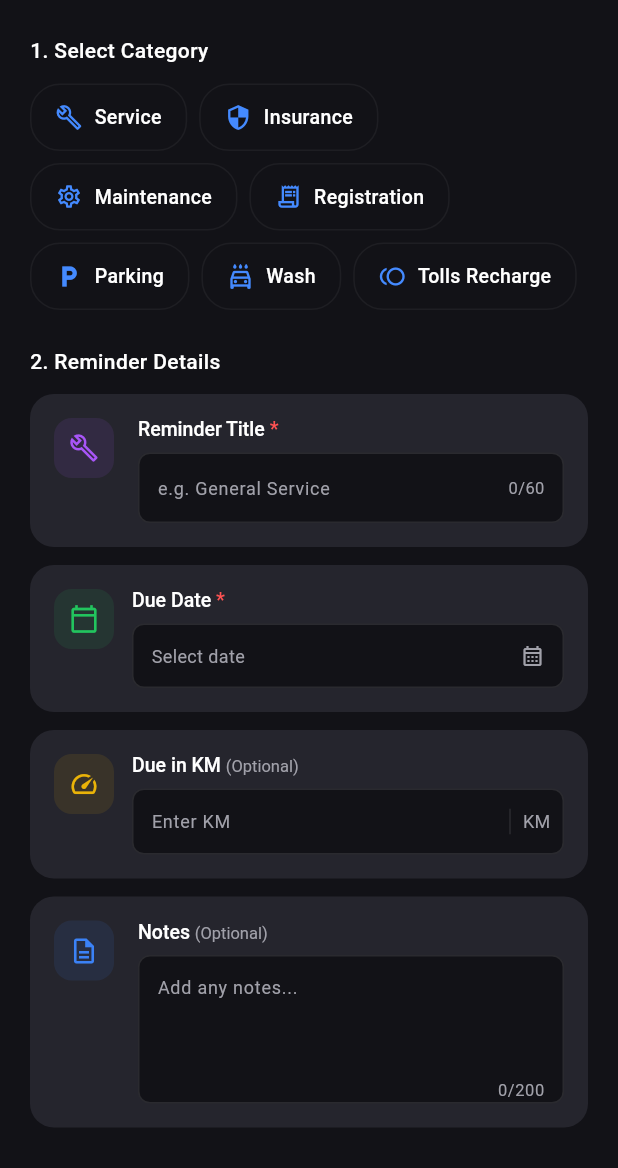
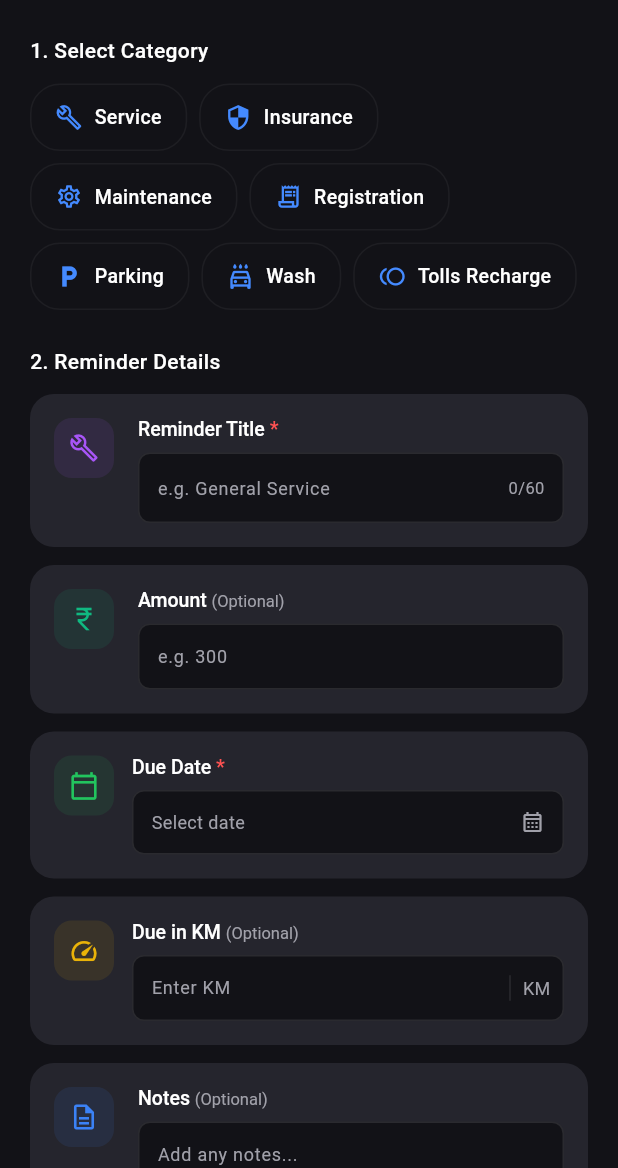
Before and after one commit to fadowtech/fuel_cal, a Flutter app: the AddReminderPage screen opened directly, on a phone screen of 412 x 824 dp, the part 68-1236 px from its top. Run offline on Flutter 3.47's test engine with Material 3 defaults, Android fonts, the phone set to English and light mode, and no system bars; our stand-ins replace connectivity_plus, dio, dotted_border, flutter_dotenv, flutter_riverpod, flutter_secure_storage and 7 more; accounts and stored records are empty; network calls fail.

Commit message:
Updated project files

```diff
--- a/lib/add_reminder_page.dart
+++ b/lib/add_reminder_page.dart
@@ -23,6 +23,7 @@ class _AddReminderPageState extends State<AddReminderPage> {
   String _selectedCategory = '';
 
   final _titleController = TextEditingController();
+  final _amountController = TextEditingController();
   final _kmController = TextEditingController();
   final _notesController = TextEditingController();
 
@@ -54,6 +55,8 @@ class _AddReminderPageState extends State<AddReminderPage> {
       _selectedCategory = raw['category'] ?? '';
       _titleController.text = raw['title'] ?? '';
       _kmController.text = raw['due_km']?.toString() ?? '';
+
+      _amountController.text = raw['amount'] != null ? raw['amount'].toString() : '';
       _notesController.text = raw['notes'] ?? '';
       if (raw['due_date'] != null) {
         _dueDate = DateTime.parse(raw['due_date']);
@@ -188,12 +191,15 @@ class _AddReminderPageState extends State<AddReminderPage> {
 
     setState(() => _isLoading = true);
 
+    String finalNotes = _notesController.text.trim();
+
     final data = {
       'category': _selectedCategory,
-      'title': _titleController.text,
+      'title': _titleController.text.trim(),
       'due_date': _dueDate?.toIso8601String(),
       'due_km': _kmController.text.isNotEmpty ? double.tryParse(_kmController.text) : null,
-      'notes': _notesController.text.isNotEmpty ? _notesController.text : null,
+      'amount': _amountController.text.isNotEmpty ? double.tryParse(_amountController.text) : null,
+      'notes': finalNotes,
       'repeat': _repeatReminder,
       'repeat_interval': _repeatInterval,
       'notify_before_days': _selectedNotifications.join(','),
@@ -346,6 +352,8 @@ class _AddReminderPageState extends State<AddReminderPage> {
     return Column(
       children: [
         _buildTitleCard(),
+        const SizedBox(height: 12),
+        _buildAmountCard(),
         const SizedBox(height: 12),
         _buildDueDateCard(),
         const SizedBox(height: 12),
@@ -562,6 +570,66 @@ class _AddReminderPageState extends State<AddReminderPage> {
                         ),
                       ),
                       suffixIconConstraints: const BoxConstraints(minWidth: 0, minHeight: 0),
+                    ),
+                  ),
+                ),
+              ],
+            ),
+          ),
+        ],
+      ),
+    );
+  }
+
+  Widget _buildAmountCard() {
+    return Container(
+      padding: const EdgeInsets.all(16),
+      decoration: BoxDecoration(
+        color: _cardColor,
+        borderRadius: BorderRadius.circular(16),
+      ),
+      child: Row(
+        crossAxisAlignment: CrossAxisAlignment.start,
+        children: [
+          Container(
+            padding: const EdgeInsets.all(10),
+            decoration: BoxDecoration(
+              color: const Color(0xFF10B981).withValues(alpha: 0.1),
+              borderRadius: BorderRadius.circular(12),
+            ),
+            child: const Icon(Icons.currency_rupee, color: Color(0xFF10B981), size: 20),
+          ),
+          const SizedBox(width: 16),
+          Expanded(
+            child: Column(
+              crossAxisAlignment: CrossAxisAlignment.start,
+              children: [
+                RichText(
+                  text: TextSpan(
+                    children: [
+                      const TextSpan(text: 'Amount ', style: TextStyle(color: Colors.white, fontSize: 13, fontWeight: FontWeight.w500)),
+                      TextSpan(text: '(Optional)', style: TextStyle(color: _mutedColor, fontSize: 11)),
+                    ],
+                  ),
+                ),
+                const SizedBox(height: 8),
+                Container(
+                  decoration: BoxDecoration(
+                    color: _backgroundColor,
+                    borderRadius: BorderRadius.circular(8),
+                    border: Border.all(color: Colors.white.withValues(alpha: 0.1)),
+                  ),
+                  child: TextField(
+                    controller: _amountController,
+                    keyboardType: TextInputType.number,
+                    style: const TextStyle(color: Colors.white, fontSize: 12),
+                    onChanged: (_) => setState(() {}),
+                    decoration: InputDecoration(
+                      hintText: 'e.g. 300',
+                      hintStyle: TextStyle(color: _mutedColor, fontSize: 12),
+                      border: InputBorder.none,
+                      isDense: true,
+                      contentPadding: const EdgeInsets.symmetric(horizontal: 12, vertical: 12),
                     ),
                   ),
                 ),
```
Also changed, not shown: lib/add_expense_page.dart (+7 -5 lines), lib/feature_pages.dart (+3 -22 lines), lib/logs_page.dart (+24 -17 lines), lib/services/api_service.dart (+5 -2 lines), 3 other files.
